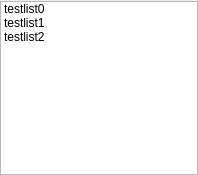
First picture: the form in playerdemo/playlist.ui, repository itisyang/playerdemo, before the edit.
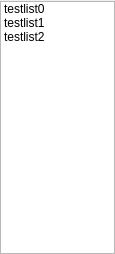
Second picture: the form after the edit. Custom widgets are drawn as their Qt base class.

Commit message: [mod]调整初始界面宽高比例

The edit to the form file:
```diff
--- a/playerdemo/playlist.ui
+++ b/playerdemo/playlist.ui
@@ -6,8 +6,8 @@
    <rect>
     <x>0</x>
     <y>0</y>
-    <width>198</width>
-    <height>175</height>
+    <width>115</width>
+    <height>254</height>
    </rect>
   </property>
   <property name="windowTitle">
```
The commit also changes 3 other files.
